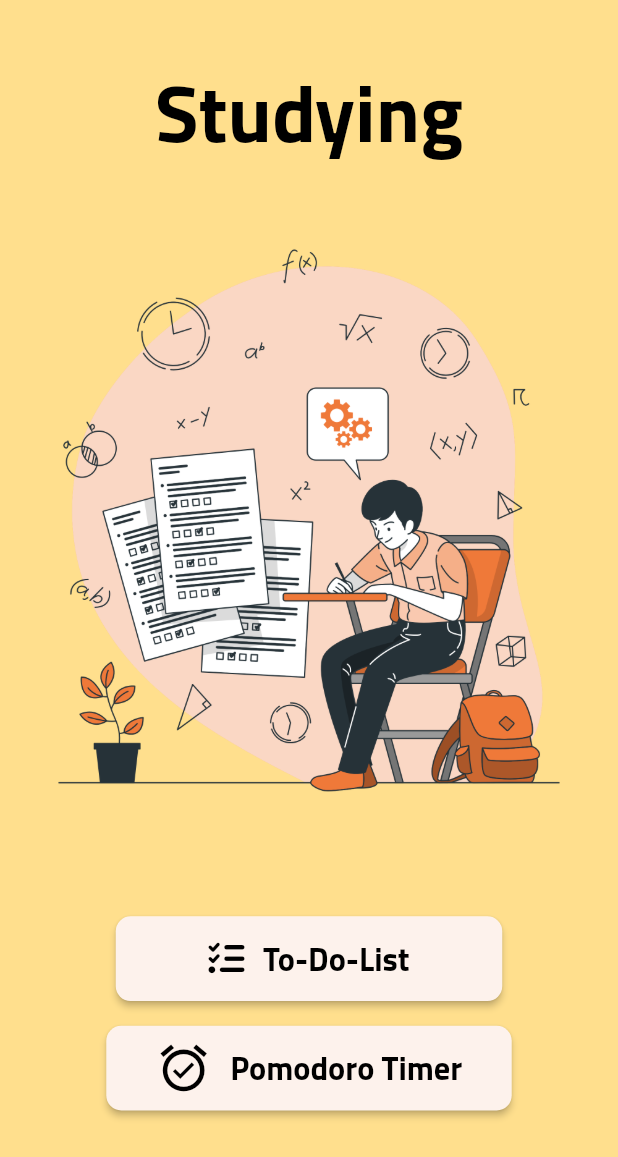
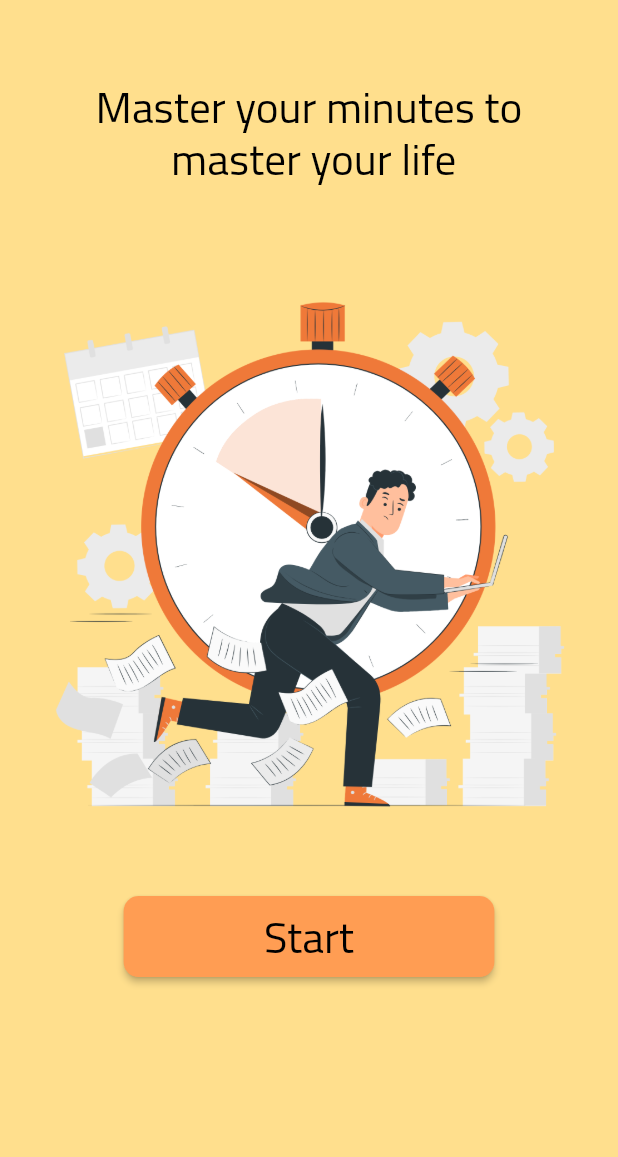
Before and after one commit to thekasho/Vigilance, a Flutter app: the StdStudyHomeScreen screen opened by its route, after a tap on "Pomodoro Timer", on a phone screen of 412 x 824 dp. Shown: the top 1157 px of the screen. Run offline on Flutter 3.47's test engine with Material 2 defaults, Android fonts, the light colour scheme and no system bars; our stand-ins replace audioplayers, cached_network_image, dartz, font_awesome_flutter, get, get_storage and 4 more; accounts and stored records are empty; network calls fail.

Commit message:
add promodoro timer base files & finish registration cycle UI fixes

```diff
--- a/lib/helpers/routes.dart
+++ b/lib/helpers/routes.dart
@@ -17,6 +17,8 @@ const String screenTchrHome = '/teacher-home';
 const String screenStudyHome = '/std-study-home';
 
 const String screenStdToDO = '/std-todo-home';
+const String screenPromodoroHome = '/std-promodoro-home';
+const String screenPromodoroTimer = '/std-promodoro-timer';
 
 const String screenTeacherHome = '/std-teacher-home';
 const String screenTeacherEmail = '/std-teacher-email';
--- a/lib/main.dart
+++ b/lib/main.dart
@@ -54,6 +54,8 @@ class _MyAppState extends State<MyApp> {
             GetPage(name: screenTeacherEmail, page: () => const SupportTeacherEmailScreen()),
 
             GetPage(name: screenStdToDO, page: () => const StdToDoScreen()),
+            GetPage(name: screenPromodoroHome, page: () => const PromodoroHomeScreen()),
+            GetPage(name: screenPromodoroTimer, page: () => const PromodoroTimerScreen()),
 
             GetPage(name: screenGamesHome, page: () => const GamesHomeScreen()),
             GetPage(name: screenSpotLevels, page: () => const SpotLevelsScreen()),
--- a/lib/presentation/screens/auth/std/login.dart
+++ b/lib/presentation/screens/auth/std/login.dart
@@ -37,7 +37,7 @@ class _StdLoginScreenState extends State<StdLoginScreen> {
             children: [
               SizedBox(
                 width: 100.w,
-                height: 96.6.h,
+                height: 95.h,
                 child: GetBuilder<StdLoginContImp>(builder: (controller) {
                   return Form(
                     key: controller.formstate,
--- a/lib/presentation/screens/auth/std/register.dart
+++ b/lib/presentation/screens/auth/std/register.dart
@@ -40,7 +40,7 @@ class _StdRegisterScreeenState extends State<StdRegisterScreeen> {
             children: [
               SizedBox(
                 width: 100.w,
-                height: 96.5.h,
+                height: 95.h,
                 child: GetBuilder<StdRegisterContImp>(builder: (controller) {
                   return Form(
                     key: controller.formstate,
--- a/lib/presentation/screens/auth/teacher/login.dart
+++ b/lib/presentation/screens/auth/teacher/login.dart
@@ -37,7 +37,7 @@ class _TeacherLoginScreenState extends State<TeacherLoginScreen> {
             children: [
               SizedBox(
                 width: 100.w,
-                height: 96.5.h,
+                height: 95.h,
                 child: GetBuilder<TeacherLoginContImp>(builder: (controller) {
                   return Form(
                     key: controller.formstate,
--- a/lib/presentation/screens/auth/teacher/register.dart
+++ b/lib/presentation/screens/auth/teacher/register.dart
@@ -41,7 +41,7 @@ class _TeacherRegisterScreeenState extends State<TeacherRegisterScreeen> {
             children: [
               Container(
                 width: 100.w,
-                height: 96.5.h,
+                height: 95.h,
                 child: GetBuilder<TeacherRegisterContImp>(builder: (controller) {
                   return Form(
                     key: controller.formstate,
--- a/lib/presentation/screens/screens.dart
+++ b/lib/presentation/screens/screens.dart
@@ -38,7 +38,9 @@ part 'auth/teacher/home.dart';
 part 'auth/parent/login.dart';
 part 'auth/parent/register.dart';
 
-part 'todo/std/todo.dart';
+part 'study/todo/todo.dart';
+part 'study/promodoro/home.dart';
+part 'study/promodoro/timer.dart';
 
 part 'games/home.dart';
 
--- a/lib/presentation/screens/study/home.dart
+++ b/lib/presentation/screens/study/home.dart
@@ -119,7 +119,7 @@ class _StdStudyHomeScreenState extends State<StdStudyHomeScreen> {
                         ],
                       ),
                       onPressed: () {
-
+                        Get.toNamed(screenPromodoroHome);
                       },
                     ),
                   ],
--- /dev/null
+++ b/lib/presentation/screens/study/promodoro/home.dart
@@ -0,0 +1,85 @@
+part of '../../screens.dart';
+
+class PromodoroHomeScreen extends StatefulWidget {
+  const PromodoroHomeScreen({super.key});
+
+  @override
+  State<PromodoroHomeScreen> createState() => _PromodoroHomeScreenState();
+}
+
+class _PromodoroHomeScreenState extends State<PromodoroHomeScreen> {
+  @override
+  Widget build(BuildContext context) {
+    return WillPopScope(
+      onWillPop: () async {
+        Get.back();
+        return false;
+      },
+      child: SafeArea(
+        child: Scaffold(
+          body: Container(
+            width: double.infinity,
+            height: double.infinity,
+            color: yellowBck,
+            child: Column(
+              children: [
+                SizedBox(height: 7.h),
+                Row(
+                  mainAxisAlignment: MainAxisAlignment.center,
+                  children: [
+                    Text(
+                      "Master your minutes to\n master your life",
+                      textAlign: TextAlign.center,
+                      style: TextStyle(
+                          color: black,
+                          fontFamily: 'Cairo',
+                          fontSize: 22.sp,
+                        height: 1.2
+                      ),
+                    ),
+                  ],
+                ),
+                SizedBox(height: 7.h),
+                SizedBox(
+                    height: 45.h,
+                    child: Image.asset("assets/images/promodoro.png")
+                ),
+                SizedBox(height: 5.h),
+                Row(
+                  mainAxisAlignment: MainAxisAlignment.center,
+                  children: [
+                    SizedBox(
+                      width: 60.w,
+                      child: ElevatedButton(
+                        style: ButtonStyle(
+                          backgroundColor: MaterialStateProperty.all<Color>(orangeBtn),
+                          shape: MaterialStateProperty.all<
+                              RoundedRectangleBorder>(
+                            RoundedRectangleBorder(
+                              borderRadius: BorderRadius.circular(10),
+                            ),
+                          ),
+                        ),
+                        child: Text(
+                          "Start",
+                          style: TextStyle(
+                            fontSize: 22.sp,
+                            color: black,
+                            fontFamily: 'Cairo'
+                          ),
+                        ),
+                        onPressed: () {
+                          Get.toNamed(screenPromodoroTimer);
+                        },
+                      ),
+                    ),
+                  ],
+                ),
+              ],
+            ),
+          ),
+        ),
+      ),
+    );
+  }
+}
```
Also changed, not shown: lib/presentation/screens/games/shopping/shop.dart (+14 -10 lines), lib/presentation/screens/study/promodoro/timer.dart (added, +144 -0 lines), assets/images/promodoro.png (added), lib/presentation/screens/study/todo/todo.dart (renamed from lib/presentation/screens/todo/std/todo.dart), 1 other file.
